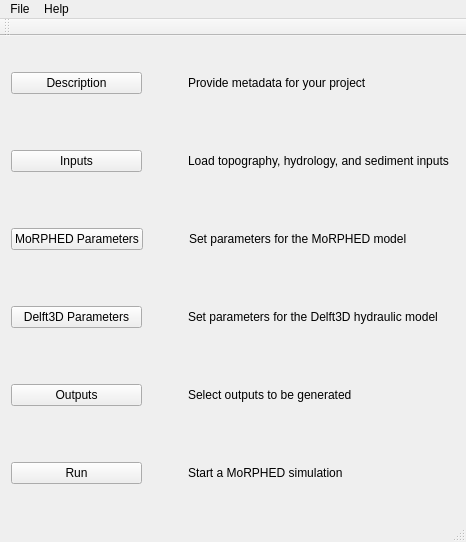
Old version of the form MoRPHED_GUI/gui_mainwindow.ui in the repository morphed/MoRPHED.
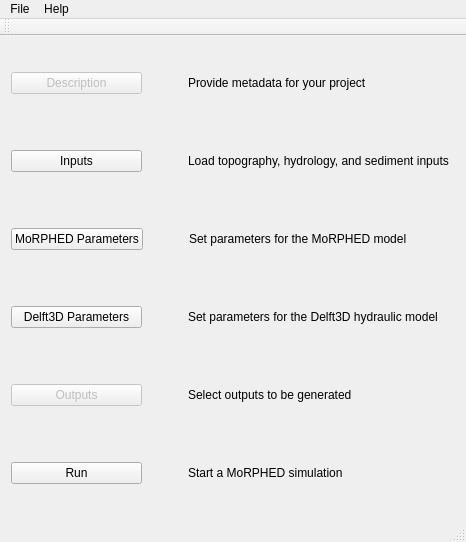
New version of the form.

Commit message: disabling unimplemented buttons in the GUI

Patch:
```diff
--- a/MoRPHED_GUI/gui_mainwindow.ui
+++ b/MoRPHED_GUI/gui_mainwindow.ui
@@ -19,6 +19,9 @@
      <layout class="QHBoxLayout" name="horizontalLayout">
       <item>
        <widget class="QPushButton" name="btn_description">
+        <property name="enabled">
+         <bool>false</bool>
+        </property>
         <property name="sizePolicy">
          <sizepolicy hsizetype="Fixed" vsizetype="Fixed">
           <horstretch>0</horstretch>
@@ -203,6 +206,9 @@
      <layout class="QHBoxLayout" name="horizontalLayout_5">
       <item>
        <widget class="QPushButton" name="btn_outputs">
+        <property name="enabled">
+         <bool>false</bool>
+        </property>
         <property name="sizePolicy">
          <sizepolicy hsizetype="Fixed" vsizetype="Fixed">
           <horstretch>0</horstretch>
```
The commit also changes 1 other file.
